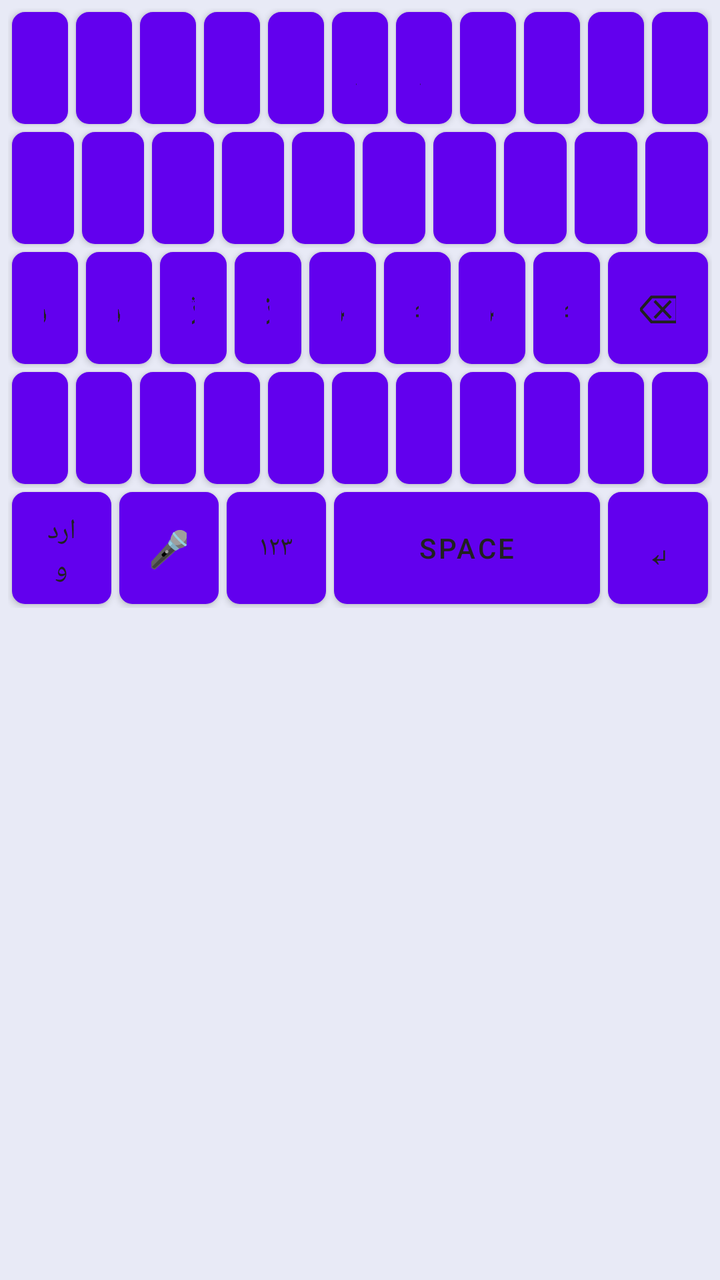
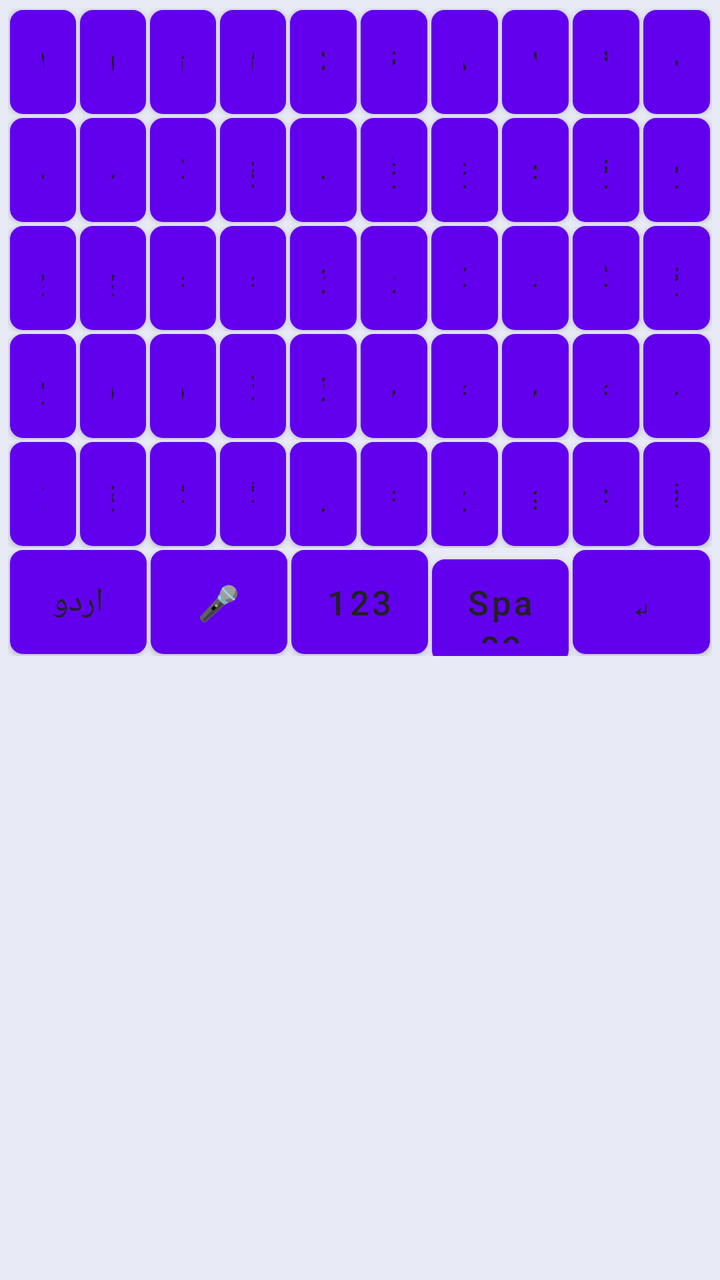

Before-and-after screenshots of an Android layout around one commit, followed by the original layout XML and the change that was made.
<!-- AndroidManifest.xml: fallback theme Theme.MaterialComponents.DayNight.NoActionBar -->
<!-- res/layout/keyboard_urdu.xml -->
<?xml version="1.0" encoding="utf-8"?>
<LinearLayout xmlns:android="http://schemas.android.com/apk/res/android"
    android:layout_width="match_parent"
    android:layout_height="wrap_content"
    android:orientation="vertical"
    android:background="#E8EAF6"
    android:padding="4dp">

    
    <LinearLayout
        android:layout_width="match_parent"
        android:layout_height="wrap_content"
        android:orientation="horizontal"
        android:gravity="center">

        <Button
            android:id="@+id/urdu_key_1"
            style="@style/KeyboardButton"
            android:text="ض" />

        <Button
            android:id="@+id/urdu_key_2"
            style="@style/KeyboardButton"
            android:text="ص" />

        <Button
            android:id="@+id/urdu_key_3"
            style="@style/KeyboardButton"
            android:text="ث" />

        <Button
            android:id="@+id/urdu_key_4"
            style="@style/KeyboardButton"
            android:text="ق" />

        <Button
            android:id="@+id/urdu_key_5"
            style="@style/KeyboardButton"
            android:text="ف" />

        <Button
            android:id="@+id/urdu_key_6"
            style="@style/KeyboardButton"
            android:text="غ" />

        <Button
            android:id="@+id/urdu_key_7"
            style="@style/KeyboardButton"
            android:text="ع" />

        <Button
            android:id="@+id/urdu_key_8"
            style="@style/KeyboardButton"
            android:text="ہ" />

        <Button
            android:id="@+id/urdu_key_9"
            style="@style/KeyboardButton"
            android:text="خ" />

        <Button
            android:id="@+id/urdu_key_10"
            style="@style/KeyboardButton"
            android:text="ح" />

        <Button
            android:id="@+id/urdu_key_11"
            style="@style/KeyboardButton"
            android:text="ج" />
    </LinearLayout>

    
    <LinearLayout
        android:layout_width="match_parent"
        android:layout_height="wrap_content"
        android:orientation="horizontal"
        android:gravity="center">

        <Button
            android:id="@+id/urdu_key_12"
            style="@style/KeyboardButton"
            android:text="چ" />

        <Button
            android:id="@+id/urdu_key_13"
            style="@style/KeyboardButton"
            android:text="ظ" />

        <Button
            android:id="@+id/urdu_key_14"
            style="@style/KeyboardButton"
            android:text="ط" />

        <Button
            android:id="@+id/urdu_key_15"
            style="@style/KeyboardButton"
            android:text="ز" />

        <Button
            android:id="@+id/urdu_key_16"
            style="@style/KeyboardButton"
            android:text="ر" />

        <Button
            android:id="@+id/urdu_key_17"
            style="@style/KeyboardButton"
            android:text="ذ" />

        <Button
            android:id="@+id/urdu_key_18"
            style="@style/KeyboardButton"
            android:text="د" />

        <Button
            android:id="@+id/urdu_key_19"
            style="@style/KeyboardButton"
            android:text="ڈ" />

        <Button
            android:id="@+id/urdu_key_20"
            style="@style/KeyboardButton"
            android:text="خ" />

        <Button
            android:id="@+id/urdu_key_21"
            style="@style/KeyboardButton"
            android:text="ح" />
    </LinearLayout>

    
    <LinearLayout
        android:layout_width="match_parent"
        android:layout_height="wrap_content"
        android:orientation="horizontal"
        android:gravity="center">

        <Button
            android:id="@+id/urdu_key_22"
            style="@style/KeyboardButton"
            android:text="ش" />

        <Button
            android:id="@+id/urdu_key_23"
            style="@style/KeyboardButton"
            android:text="س" />

        <Button
            android:id="@+id/urdu_key_24"
            style="@style/KeyboardButton"
            android:text="ژ" />

        <Button
            android:id="@+id/urdu_key_25"
            style="@style/KeyboardButton"
            android:text="ز" />

        <Button
            android:id="@+id/urdu_key_26"
            style="@style/KeyboardButton"
            android:text="ص" />

        <Button
            android:id="@+id/urdu_key_27"
            style="@style/KeyboardButton"
            android:text="ط" />

        <Button
            android:id="@+id/urdu_key_28"
            style="@style/KeyboardButton"
            android:text="ض" />

        <Button
            android:id="@+id/urdu_key_29"
            style="@style/KeyboardButton"
            android:text="ظ" />

        <Button
            android:id="@+id/urdu_backspace"
            style="@style/KeyboardButtonWide"
            android:text="⌫"
            android:textSize="20sp" />
    </LinearLayout>

    
    <LinearLayout
        android:layout_width="match_parent"
        android:layout_height="wrap_content"
        android:orientation="horizontal"
        android:gravity="center">

        <Button
            android:id="@+id/urdu_key_30"
            style="@style/KeyboardButton"
            android:text="ف" />

        <Button
            android:id="@+id/urdu_key_31"
            style="@style/KeyboardButton"
            android:text="ق" />

        <Button
            android:id="@+id/urdu_key_32"
            style="@style/KeyboardButton"
            android:text="ک" />

        <Button
            android:id="@+id/urdu_key_33"
            style="@style/KeyboardButton"
            android:text="گ" />

        <Button
            android:id="@+id/urdu_key_34"
            style="@style/KeyboardButton"
            android:text="ل" />

        <Button
            android:id="@+id/urdu_key_35"
            style="@style/KeyboardButton"
            android:text="م" />

        <Button
            android:id="@+id/urdu_key_36"
            style="@style/KeyboardButton"
            android:text="ن" />

        <Button
            android:id="@+id/urdu_key_37"
            style="@style/KeyboardButton"
            android:text="و" />

        <Button
            android:id="@+id/urdu_key_38"
            style="@style/KeyboardButton"
            android:text="ہ" />

        <Button
            android:id="@+id/urdu_key_39"
            style="@style/KeyboardButton"
            android:text="ی" />

        <Button
            android:id="@+id/urdu_key_40"
            style="@style/KeyboardButton"
            android:text="ے" />
    </LinearLayout>

    
    <LinearLayout
        android:layout_width="match_parent"
        android:layout_height="wrap_content"
        android:orientation="horizontal"
        android:gravity="center">

        <Button
            android:id="@+id/urdu_key_language"
            style="@style/KeyboardButtonWide"
            android:text="اردو"
            android:textSize="14sp" />

        <Button
            android:id="@+id/urdu_key_voice"
            style="@style/KeyboardButtonWide"
            android:text="🎤"
            android:textSize="18sp" />

        <Button
            android:id="@+id/urdu_key_numbers"
            style="@style/KeyboardButtonWide"
            android:text="۱۲۳"
            android:textSize="14sp" />

        <Button
            android:id="@+id/urdu_key_space"
            style="@style/KeyboardButtonSpace"
            android:text="Space" />

        <Button
            android:id="@+id/urdu_key_enter"
            style="@style/KeyboardButtonWide"
            android:text="↵"
            android:textSize="20sp" />
    </LinearLayout>

</LinearLayout>
<!-- resources referenced by this layout -->
<resources>
  <style name="KeyboardButton">
          <item name="android:layout_width">0dp</item>
          <item name="android:layout_height">56dp</item>
          <item name="android:layout_weight">1</item>
          <item name="android:layout_margin">2dp</item>
          <item name="android:background">@drawable/key_background</item>
          <item name="android:textColor">#212121</item>
          <item name="android:textSize">18sp</item>
          <item name="android:textAllCaps">true</item>
          <item name="android:gravity">center</item>
          <item name="android:clickable">true</item>
          <item name="android:focusable">true</item>
      </style>
  <style name="KeyboardButtonSpace" parent="KeyboardButton">
          <item name="android:layout_weight">4</item>
          <item name="android:textSize">14sp</item>
      </style>
  <style name="KeyboardButtonWide" parent="KeyboardButton">
          <item name="android:layout_weight">1.5</item>
      </style>
  <!-- drawable key_background (drawable) -->
  <?xml version="1.0" encoding="utf-8"?>
  <selector xmlns:android="http://schemas.android.com/apk/res/android">
      
      <item android:state_pressed="true">
          <shape android:shape="rectangle">
              <solid android:color="#E0E0E0" />
              <corners android:radius="6dp" />
              <stroke
                  android:width="1dp"
                  android:color="#BDBDBD" />
              <padding
                  android:left="8dp"
                  android:top="8dp"
                  android:right="8dp"
                  android:bottom="8dp" />
          </shape>
      </item>
      
      
      <item>
          <shape android:shape="rectangle">
              <solid android:color="#FFFFFF" />
              <corners android:radius="6dp" />
              <stroke
                  android:width="1dp"
                  android:color="#E0E0E0" />
              <padding
                  android:left="8dp"
                  android:top="8dp"
                  android:right="8dp"
                  android:bottom="8dp" />
          </shape>
      </item>
  </selector>
</resources>

<!-- the commit's change to res/layout/keyboard_urdu.xml (unified diff, before → after) -->
@@ -2,283 +2,107 @@
 <LinearLayout xmlns:android="http://schemas.android.com/apk/res/android"
     android:layout_width="match_parent"
     android:layout_height="wrap_content"
+    android:background="#E8EAF6"
+    android:clipToPadding="false"
+    android:fitsSystemWindows="true"
     android:orientation="vertical"
-    android:background="#E8EAF6"
     android:padding="4dp">
 
-    
     <LinearLayout
         android:layout_width="match_parent"
         android:layout_height="wrap_content"
-        android:orientation="horizontal"
-        android:gravity="center">
+        android:orientation="horizontal">
 
-        <Button
-            android:id="@+id/urdu_key_1"
-            style="@style/KeyboardButton"
-            android:text="ض" />
-
-        <Button
-            android:id="@+id/urdu_key_2"
-            style="@style/KeyboardButton"
-            android:text="ص" />
-
-        <Button
-            android:id="@+id/urdu_key_3"
-            style="@style/KeyboardButton"
-            android:text="ث" />
-
-        <Button
-            android:id="@+id/urdu_key_4"
-            style="@style/KeyboardButton"
-            android:text="ق" />
-
-        <Button
-            android:id="@+id/urdu_key_5"
-            style="@style/KeyboardButton"
-            android:text="ف" />
-
-        <Button
-            android:id="@+id/urdu_key_6"
-            style="@style/KeyboardButton"
-            android:text="غ" />
-
-        <Button
-            android:id="@+id/urdu_key_7"
-            style="@style/KeyboardButton"
-            android:text="ع" />
-
-        <Button
-            android:id="@+id/urdu_key_8"
-            style="@style/KeyboardButton"
-            android:text="ہ" />
-
-        <Button
-            android:id="@+id/urdu_key_9"
-            style="@style/KeyboardButton"
-            android:text="خ" />
-
-        <Button
-            android:id="@+id/urdu_key_10"
-            style="@style/KeyboardButton"
-            android:text="ح" />
-
-        <Button
-            android:id="@+id/urdu_key_11"
-            style="@style/KeyboardButton"
-            android:text="ج" />
+        <Button android:id="@+id/urdu_key_num_1" style="@style/KeyboardButton" android:text="۱" />
+        <Button android:id="@+id/urdu_key_num_2" style="@style/KeyboardButton" android:text="۲" />
+        <Button android:id="@+id/urdu_key_num_3" style="@style/KeyboardButton" android:text="۳" />
+        <Button android:id="@+id/urdu_key_num_4" style="@style/KeyboardButton" android:text="۴" />
+        <Button android:id="@+id/urdu_key_num_5" style="@style/KeyboardButton" android:text="۵" />
+        <Button android:id="@+id/urdu_key_num_6" style="@style/KeyboardButton" android:text="۶" />
+        <Button android:id="@+id/urdu_key_num_7" style="@style/KeyboardButton" android:text="۷" />
+        <Button android:id="@+id/urdu_key_num_8" style="@style/KeyboardButton" android:text="۸" />
+        <Button android:id="@+id/urdu_key_num_9" style="@style/KeyboardButton" android:text="۹" />
+        <Button android:id="@+id/urdu_key_num_0" style="@style/KeyboardButton" android:text="۰" />
     </LinearLayout>
 
-    
     <LinearLayout
         android:layout_width="match_parent"
         android:layout_height="wrap_content"
-        android:orientation="horizontal"
-        android:gravity="center">
+        android:orientation="horizontal">
 
-        <Button
-            android:id="@+id/urdu_key_12"
-            style="@style/KeyboardButton"
-            android:text="چ" />
-
-        <Button
-            android:id="@+id/urdu_key_13"
-            style="@style/KeyboardButton"
-            android:text="ظ" />
-
-        <Button
-            android:id="@+id/urdu_key_14"
-            style="@style/KeyboardButton"
-            android:text="ط" />
-
-        <Button
-            android:id="@+id/urdu_key_15"
-            style="@style/KeyboardButton"
-            android:text="ز" />
-
-        <Button
-            android:id="@+id/urdu_key_16"
-            style="@style/KeyboardButton"
-            android:text="ر" />
-
-        <Button
-            android:id="@+id/urdu_key_17"
-            style="@style/KeyboardButton"
-            android:text="ذ" />
-
-        <Button
-            android:id="@+id/urdu_key_18"
-            style="@style/KeyboardButton"
-            android:text="د" />
-
-        <Button
-            android:id="@+id/urdu_key_19"
-            style="@style/KeyboardButton"
-            android:text="ڈ" />
-
-        <Button
-            android:id="@+id/urdu_key_20"
-            style="@style/KeyboardButton"
-            android:text="خ" />
-
-        <Button
-            android:id="@+id/urdu_key_21"
-            style="@style/KeyboardButton"
-            android:text="ح" />
+        <Button android:id="@+id/urdu_key_1" style="@style/KeyboardButton" android:text="ض" />
+        <Button android:id="@+id/urdu_key_2" style="@style/KeyboardButton" android:text="ص" />
+        <Button android:id="@+id/urdu_key_3" style="@style/KeyboardButton" android:text="ث" />
+        <Button android:id="@+id/urdu_key_4" style="@style/KeyboardButton" android:text="ق" />
+        <Button android:id="@+id/urdu_key_5" style="@style/KeyboardButton" android:text="ف" />
+        <Button android:id="@+id/urdu_key_6" style="@style/KeyboardButton" android:text="غ" />
+        <Button android:id="@+id/urdu_key_7" style="@style/KeyboardButton" android:text="ع" />
+        <Button android:id="@+id/urdu_key_8" style="@style/KeyboardButton" android:text="ہ" />
+        <Button android:id="@+id/urdu_key_9" style="@style/KeyboardButton" android:text="خ" />
+        <Button android:id="@+id/urdu_key_10" style="@style/KeyboardButton" android:text="ح" />
     </LinearLayout>
 
-    
     <LinearLayout
         android:layout_width="match_parent"
         android:layout_height="wrap_content"
-        android:orientation="horizontal"
-        android:gravity="center">
+        android:orientation="horizontal">
 
-        <Button
-            android:id="@+id/urdu_key_22"
-            style="@style/KeyboardButton"
-            android:text="ش" />
-
-        <Button
-            android:id="@+id/urdu_key_23"
-            style="@style/KeyboardButton"
-            android:text="س" />
-
-        <Button
-            android:id="@+id/urdu_key_24"
-            style="@style/KeyboardButton"
-            android:text="ژ" />
-
-        <Button
-            android:id="@+id/urdu_key_25"
-            style="@style/KeyboardButton"
-            android:text="ز" />
-
-        <Button
-            android:id="@+id/urdu_key_26"
-            style="@style/KeyboardButton"
-            android:text="ص" />
-
-        <Button
-            android:id="@+id/urdu_key_27"
-            style="@style/KeyboardButton"
-            android:text="ط" />
-
-        <Button
-            android:id="@+id/urdu_key_28"
-            style="@style/KeyboardButton"
-            android:text="ض" />
-
-        <Button
-            android:id="@+id/urdu_key_29"
-            style="@style/KeyboardButton"
-            android:text="ظ" />
-
-        <Button
-            android:id="@+id/urdu_backspace"
-            style="@style/KeyboardButtonWide"
-            android:text="⌫"
-            android:textSize="20sp" />
+        <Button android:id="@+id/urdu_key_11" style="@style/KeyboardButton" android:text="ج" />
+        <Button android:id="@+id/urdu_key_12" style="@style/KeyboardButton" android:text="چ" />
+        <Button android:id="@+id/urdu_key_13" style="@style/KeyboardButton" android:text="ظ" />
+        <Button android:id="@+id/urdu_key_14" style="@style/KeyboardButton" android:text="ط" />
+        <Button android:id="@+id/urdu_key_15" style="@style/KeyboardButton" android:text="ز" />
+        <Button android:id="@+id/urdu_key_16" style="@style/KeyboardButton" android:text="ر" />
+        <Button android:id="@+id/urdu_key_17" style="@style/KeyboardButton" android:text="ذ" />
+        <Button android:id="@+id/urdu_key_18" style="@style/KeyboardButton" android:text="د" />
+        <Button android:id="@+id/urdu_key_19" style="@style/KeyboardButton" android:text="ڈ" />
+        <Button android:id="@+id/urdu_key_20" style="@style/KeyboardButton" android:text="خ" />
     </LinearLayout>
 
-    
     <LinearLayout
         android:layout_width="match_parent"
         android:layout_height="wrap_content"
-        android:orientation="horizontal"
-        android:gravity="center">
+        android:orientation="horizontal">
 
-        <Button
-            android:id="@+id/urdu_key_30"
-            style="@style/KeyboardButton"
-            android:text="ف" />
-
-        <Button
-            android:id="@+id/urdu_key_31"
-            style="@style/KeyboardButton"
-            android:text="ق" />
-
-        <Button
-            android:id="@+id/urdu_key_32"
-            style="@style/KeyboardButton"
-            android:text="ک" />
-
-        <Button
-            android:id="@+id/urdu_key_33"
-            style="@style/KeyboardButton"
-            android:text="گ" />
-
-        <Button
-            android:id="@+id/urdu_key_34"
-            style="@style/KeyboardButton"
-            android:text="ل" />
-
-        <Button
-            android:id="@+id/urdu_key_35"
-            style="@style/KeyboardButton"
-            android:text="م" />
-
-        <Button
-            android:id="@+id/urdu_key_36"
-            style="@style/KeyboardButton"
-            android:text="ن" />
-
-        <Button
-            android:id="@+id/urdu_key_37"
-            style="@style/KeyboardButton"
-            android:text="و" />
-
-        <Button
-            android:id="@+id/urdu_key_38"
-            style="@style/KeyboardButton"
-            android:text="ہ" />
-
-        <Button
-            android:id="@+id/urdu_key_39"
-            style="@style/KeyboardButton"
-            android:text="ی" />
-
-        <Button
-            android:id="@+id/urdu_key_40"
-            style="@style/KeyboardButton"
-            android:text="ے" />
+        <Button android:id="@+id/urdu_key_21" style="@style/KeyboardButton" android:text="ح" />
+        <Button android:id="@+id/urdu_key_22" style="@style/KeyboardButton" android:text="ش" />
+        <Button android:id="@+id/urdu_key_23" style="@style/KeyboardButton" android:text="س" />
+        <Button android:id="@+id/urdu_key_24" style="@style/KeyboardButton" android:text="ژ" />
+        <Button android:id="@+id/urdu_key_25" style="@style/KeyboardButton" android:text="ز" />
+        <Button android:id="@+id/urdu_key_26" style="@style/KeyboardButton" android:text="ص" />
+        <Button android:id="@+id/urdu_key_27" style="@style/KeyboardButton" android:text="ط" />
+        <Button android:id="@+id/urdu_key_28" style="@style/KeyboardButton" android:text="ض" />
+        <Button android:id="@+id/urdu_key_29" style="@style/KeyboardButton" android:text="ظ" />
+        <Button android:id="@+id/urdu_key_30" style="@style/KeyboardButton" android:text="ف" />
     </LinearLayout>
 
-    
     <LinearLayout
         android:layout_width="match_parent"
         android:layout_height="wrap_content"
-        android:orientation="horizontal"
-        android:gravity="center">
+        android:orientation="horizontal">
 
-        <Button
-            android:id="@+id/urdu_key_language"
-            style="@style/KeyboardButtonWide"
-            android:text="اردو"
-            android:textSize="14sp" />
+        <Button android:id="@+id/urdu_key_shift" style="@style/KeyboardButton" android:text="⇧" />
+        <Button android:id="@+id/urdu_key_31" style="@style/KeyboardButton" android:text="ق" />
+        <Button android:id="@+id/urdu_key_32" style="@style/KeyboardButton" android:text="ک" />
+        <Button android:id="@+id/urdu_key_33" style="@style/KeyboardButton" android:text="گ" />
+        <Button android:id="@+id/urdu_key_34" style="@style/KeyboardButton" android:text="ل" />
+        <Button android:id="@+id/urdu_key_35" style="@style/KeyboardButton" android:text="م" />
+        <Button android:id="@+id/urdu_key_36" style="@style/KeyboardButton" android:text="ن" />
+        <Button android:id="@+id/urdu_key_37" style="@style/KeyboardButton" android:text="و" />
+        <Button android:id="@+id/urdu_key_38" style="@style/KeyboardButton" android:text="ہ" />
+        <Button android:id="@+id/urdu_backspace" style="@style/KeyboardButton" android:text="⌫" />
+    </LinearLayout>
 
-        <Button
-            android:id="@+id/urdu_key_voice"
-            style="@style/KeyboardButtonWide"
-            android:text="🎤"
-            android:textSize="18sp" />
+    <LinearLayout
+        android:layout_width="match_parent"
+        android:layout_height="wrap_content"
+        android:orientation="horizontal">
 
-        <Button
-            android:id="@+id/urdu_key_numbers"
-            style="@style/KeyboardButtonWide"
-            android:text="۱۲۳"
-            android:textSize="14sp" />
-
-        <Button
-            android:id="@+id/urdu_key_space"
-            style="@style/KeyboardButtonSpace"
-            android:text="Space" />
-
-        <Button
-            android:id="@+id/urdu_key_enter"
-            style="@style/KeyboardButtonWide"
-            android:text="↵"
-            android:textSize="20sp" />
+        <Button android:id="@+id/urdu_key_language" style="@style/KeyboardButton" android:text="اردو" />
+        <Button android:id="@+id/urdu_key_voice" style="@style/KeyboardButton" android:text="🎤" />
+        <Button android:id="@+id/urdu_key_symbols" style="@style/KeyboardButton" android:text="123" />
+        <Button android:id="@+id/urdu_key_space" style="@style/KeyboardButton" android:text="Space" />
+        <Button android:id="@+id/urdu_key_enter" style="@style/KeyboardButton" android:text="↵" />
     </LinearLayout>
 
 </LinearLayout>
<!-- resource entries referenced after the edit -->
@@ -2,23 +2,16 @@
 <resources>
   <style name="KeyboardButton">
           <item name="android:layout_width">0dp</item>
-          <item name="android:layout_height">56dp</item>
+          <item name="android:layout_height">52dp</item>
           <item name="android:layout_weight">1</item>
-          <item name="android:layout_margin">2dp</item>
+          <item name="android:layout_margin">1dp</item>
           <item name="android:background">@drawable/key_background</item>
           <item name="android:textColor">#212121</item>
-          <item name="android:textSize">18sp</item>
-          <item name="android:textAllCaps">true</item>
+          <item name="android:textSize">17sp</item>
+          <item name="android:textAllCaps">false</item>
           <item name="android:gravity">center</item>
           <item name="android:clickable">true</item>
           <item name="android:focusable">true</item>
-      </style>
-  <style name="KeyboardButtonSpace" parent="KeyboardButton">
-          <item name="android:layout_weight">4</item>
-          <item name="android:textSize">14sp</item>
-      </style>
-  <style name="KeyboardButtonWide" parent="KeyboardButton">
-          <item name="android:layout_weight">1.5</item>
       </style>
   <!-- drawable key_background (drawable) -->
   <?xml version="1.0" encoding="utf-8"?>
